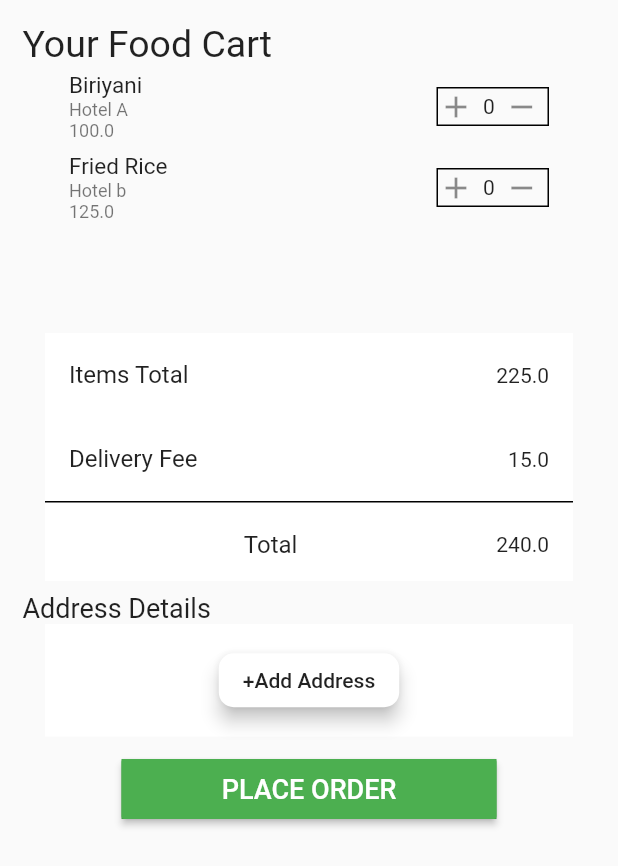
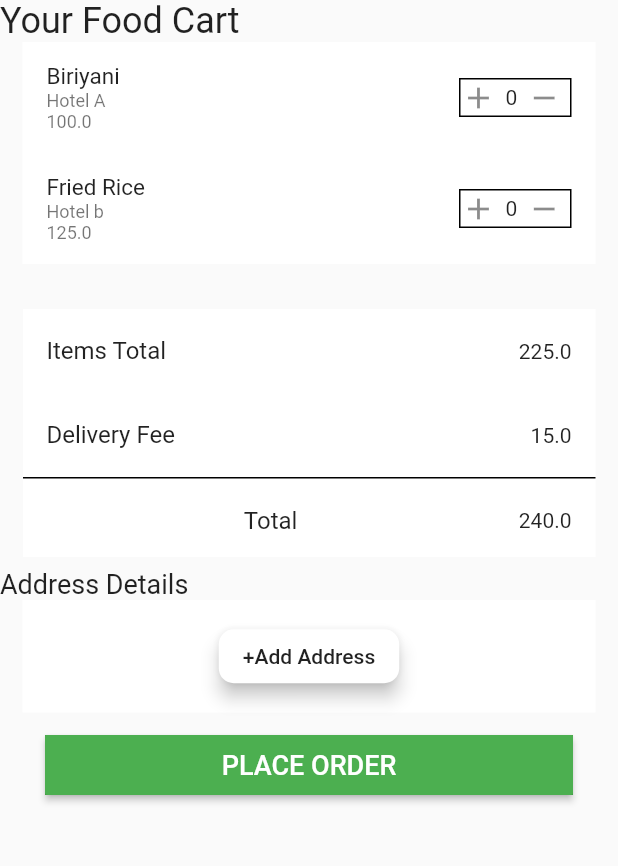
Before and after one commit to incrypto32/cokut-app, a Flutter app: the CartWidget widget shown alone on an empty page, opened directly, after a tap on "PLACE ORDER", on a phone screen of 412 x 824 dp. Shown: the top 866 px of the screen. Run offline on Flutter 3.47's test engine with Material 2 defaults, Android fonts, the light colour scheme and no system bars; our stand-ins replace bloc, carousel_slider, connectivity, dio, equatable, firebase_auth and 9 more; accounts and stored records are empty; generated files the repository leaves out were written again; network calls fail.

Commit message:
minor refactoring

```diff
--- /dev/null
+++ b/lib/infrastructure/repositories/cart_repo.dart
@@ -0,0 +1,21 @@
+import 'package:cokut/models/cartItem.dart';
+
+class CartRepository {
+  List<CartItem> cardItem = List<CartItem>();
+  void initCartItem() {
+    cardItem.add(CartItem("Biriyani", "Hotel A", 100.00, 1));
+    cardItem.add(CartItem("Fried Rice", "Hotel b", 125.00, 1));
+  }
+
+  List<CartItem> getCartItems() {
+    return cardItem;
+  }
+
+  void incrementCartItem(int index) {
+    cardItem[index].count++;
+  }
+
+  void decrementCartItem(int index) {
+    cardItem[index].count > 0 ? cardItem[index].count-- : 0;
+  }
+}
--- a/lib/infrastructure/services/cartItem_handling/cartItem_handler.dart
+++ /dev/null
@@ -1,23 +0,0 @@
-import 'package:cokut/models/cartItem.dart';
-
-class CartItemHandler{
-  List<CartItem> cardItem=List<CartItem>();
-  void initCartItem(){
-    cardItem.add(CartItem("Biriyani", "Hotel A", 100.00, 1));
-    cardItem.add(CartItem("Fried Rice", "Hotel b", 125.00, 1));
-  }
-
-  List<CartItem> getCartItem(){
-    return cardItem;
-  }
-  void incrementCartItem(int index){
-    cardItem[index].count++;
-  }
-
-  void decrementCartItem(int index){
-    cardItem[index].count>0?cardItem[index].count--:0;
-
-  }
-
-
-}
--- a/lib/presentation/widgets/components/meal_item.dart
+++ b/lib/presentation/widgets/components/meal_item.dart
@@ -15,7 +15,10 @@ class MealTile extends StatelessWidget {
   final int count;
   @override
   Widget build(BuildContext context) {
-    return ListTile(
+    return Container(
+      padding: EdgeInsets.symmetric(vertical: 10),
+      color: Colors.white,
+      child: ListTile(
         title: Text(
           name,
           style: TextStyle(fontSize: 15),
@@ -34,6 +37,7 @@ class MealTile extends StatelessWidget {
           ],
         ),
         trailing: IncrementWidget(),
+      ),
     );
   }
 }
--- a/lib/presentation/widgets/main/cart_page.dart
+++ b/lib/presentation/widgets/main/cart_page.dart
@@ -1,8 +1,7 @@
-//import 'package:cokut/common/cartItem_list.dart';
 import 'package:cokut/models/cartItem.dart';
 import 'package:cokut/presentation/widgets/components/meal_item.dart';
 import 'package:flutter/material.dart';
-import 'package:cokut/infrastructure/services/cartItem_handling/cartItem_handler.dart';
+import 'package:cokut/infrastructure/repositories/cart_repo.dart';
 
 class CartWidget extends StatefulWidget {
   const CartWidget();
@@ -17,16 +16,13 @@ class CartWidgetState extends State<CartWidget> {
 
   @override
   Widget build(BuildContext context) {
-    CartItemHandler cartItemHandler = CartItemHandler();
+    CartRepository cartItemHandler = CartRepository();
     cartItemHandler.initCartItem();
-    return Container(
-      color: Colors.lightBlueAccent[150],
-      padding: EdgeInsets.all(15.0),
-      child: SingleChildScrollView(
+    return SingleChildScrollView(
       child: Column(
         crossAxisAlignment: CrossAxisAlignment.start,
         children: [
-            Text("Your Food Cart", style: TextStyle(fontSize: 25.0)),
+          Text("Your Food Cart", style: Theme.of(context).textTheme.headline5),
           getCartItemList(cartItemHandler), //from cartItem handler class
           SizedBox(height: 3.0),
           getBillDetails(cartItemHandler),
@@ -56,8 +52,9 @@ class CartWidgetState extends State<CartWidget> {
           ),
           Center(
             child: Container(
+              margin: EdgeInsets.symmetric(horizontal: 30),
               height: 40.0,
-                width: 250.0,
+              width: double.infinity,
               decoration: BoxDecoration(
                 color: Colors.green,
               ),
@@ -69,20 +66,19 @@ class CartWidgetState extends State<CartWidget> {
                 ),
                 onPressed: () {
                   print(
-                        "Your Grand total is ${getTotal(cartItemHandler.getCartItem()) + fee}RS");
+                      "Your Grand total is ${getTotal(cartItemHandler.getCartItems()) + fee}");
                 },
               ),
             ),
           )
         ],
       ),
-      ),
     );
   }
 
   //widget for getting bill
-  Widget getBillDetails(CartItemHandler cartItemHandler) {
-    List<CartItem> items = cartItemHandler.getCartItem();
+  Widget getBillDetails(CartRepository cartItemHandler) {
+    List<CartItem> items = cartItemHandler.getCartItems();
     return Container(
       padding: EdgeInsets.symmetric(horizontal: hpad),
       height: 165.00,
@@ -124,7 +120,7 @@ class CartWidgetState extends State<CartWidget> {
   }
 
   //widget for getting cartItem list
-  Widget getCartItemList(CartItemHandler cartItemHandler) {
+  Widget getCartItemList(CartRepository cartItemHandler) {
     return CartItems(
         hpad: hpad, cartItemHandler: cartItemHandler, ordFont: ordFont);
   }
@@ -137,15 +133,6 @@ class CartWidgetState extends State<CartWidget> {
     });
     return total;
   }
-
-  //to get list of cartItems
-//  List<CartItem> getCartItem() {
-//    List<CartItem> cartItem = List<CartItem>();
-//    cartItem.add(CartItem("Biriyani", "Hotel A", 100.00, 1));
-//    cartItem.add(CartItem("Fried Rice", "Hotel b", 125.00, 1));
-//    //  cartItem.add(CartItem("Orange Juice","Hotel b",25.00,1));
-//    return cartItem;
-//  }
 }
 
 class CartItems extends StatelessWidget {
@@ -157,12 +144,12 @@ class CartItems extends StatelessWidget {
   }) : super(key: key);
 
   final double hpad;
-  final CartItemHandler cartItemHandler;
+  final CartRepository cartItemHandler;
   final double ordFont;
 
   @override
   Widget build(BuildContext context) {
-    var items = cartItemHandler.getCartItem();
+    var items = cartItemHandler.getCartItems();
     return Container(
       height: 175.00,
       padding: EdgeInsets.symmetric(horizontal: hpad),
```
Lines whose indentation alone changed are shown as unchanged.
